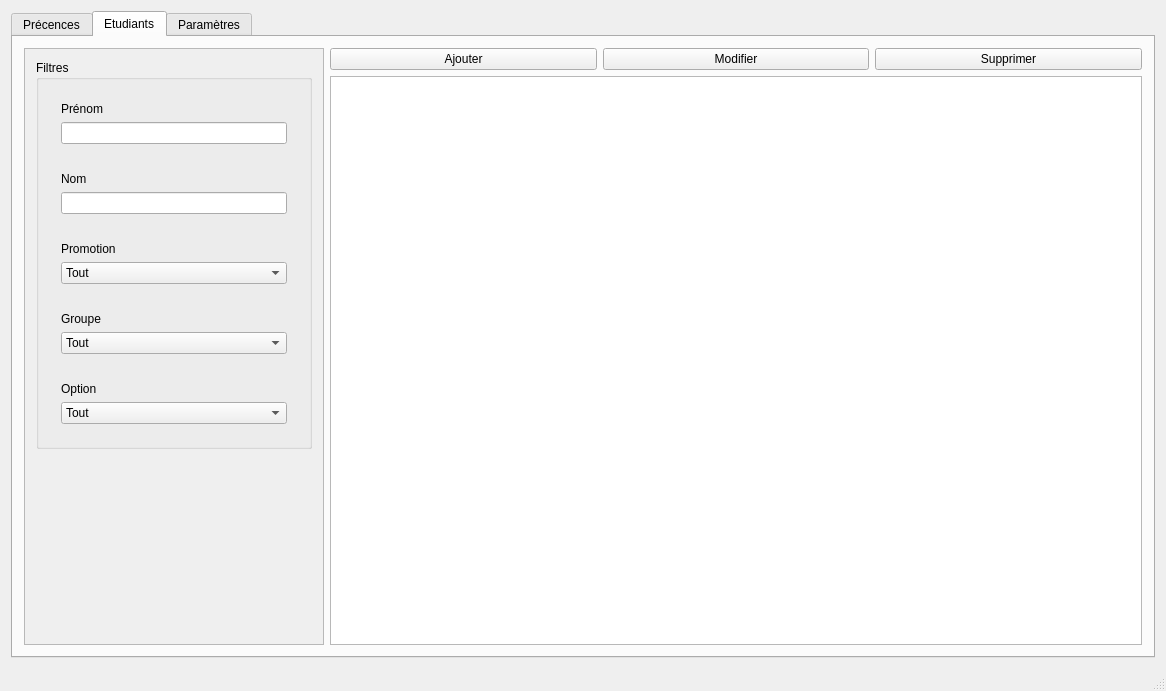
Qt form Badgeuse/mainwindow.ui (louisthomaspro/badgeuse-polytech) before a commit.
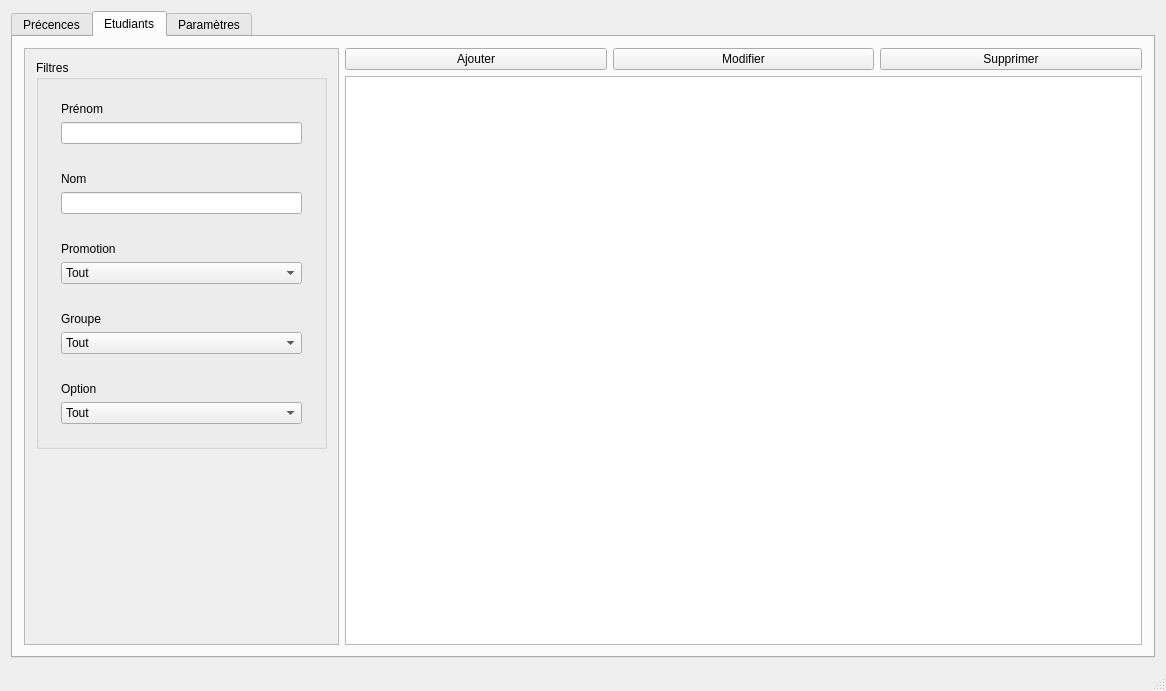
The same form after that commit. The open tabs and pages were chosen to show the change.

```diff
--- a/Badgeuse/mainwindow.ui
+++ b/Badgeuse/mainwindow.ui
@@ -325,7 +325,7 @@
            <widget class="QScrollArea" name="scrollArea_2">
             <property name="maximumSize">
              <size>
-              <width>300</width>
+              <width>315</width>
               <height>16777215</height>
              </size>
             </property>
@@ -337,7 +337,7 @@
               <rect>
                <x>0</x>
                <y>0</y>
-               <width>298</width>
+               <width>313</width>
                <height>600</height>
               </rect>
              </property>
```
Left out of the diff: 2 changed lines with no effect on the pictures.
